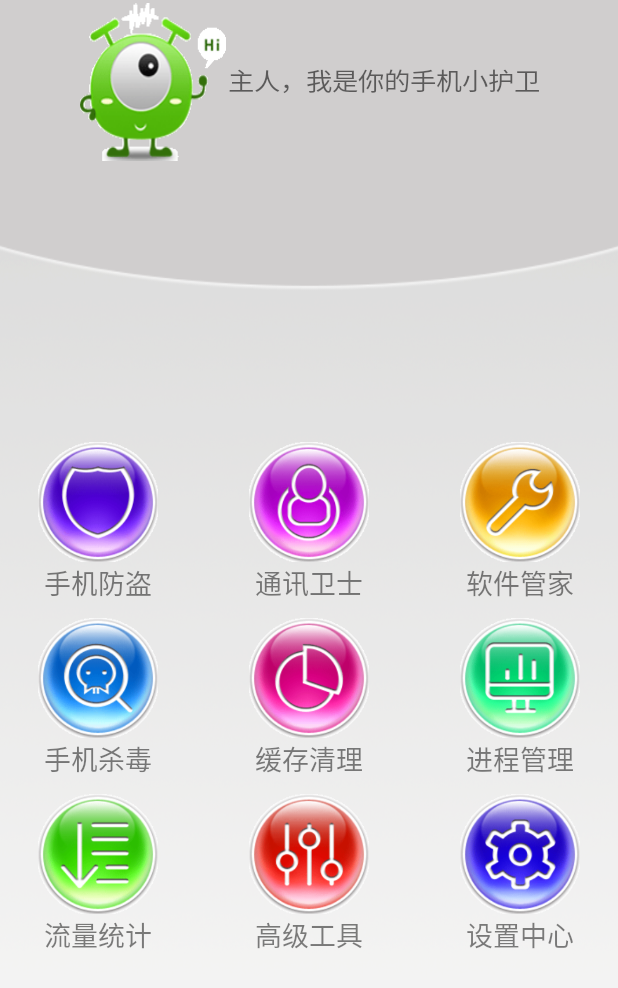
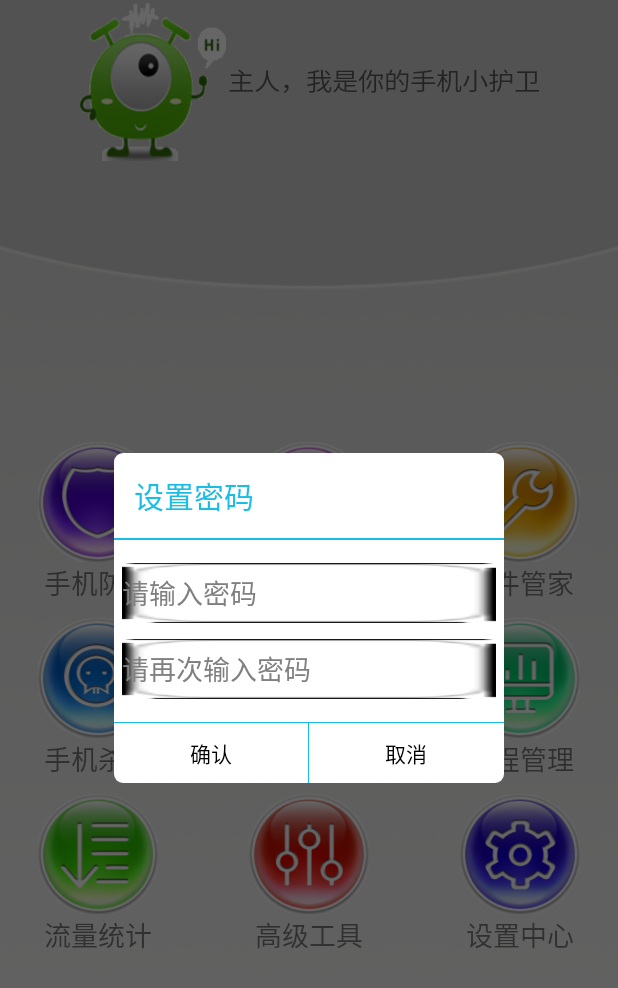
Before and after one commit to shadow757282839/MobileSafe, an Android app: the HomeActivity screen opened directly, with no data from a screen before it, after a tap on "手机防盗", on a phone screen of 412 x 824 dp. Shown: the top 988 px of the screen. Run offline under Robolectric (Android 15) with nearby library versions, the phone set to English and light mode, and no system bars.

Commit message:
手机防盗模块

```diff
--- a/app/src/main/java/cn/edu/gdmec/android/mobileguard/m1home/HomeActivity.java
+++ b/app/src/main/java/cn/edu/gdmec/android/mobileguard/m1home/HomeActivity.java
@@ -1,7 +1,9 @@
 package cn.edu.gdmec.android.mobileguard.m1home;
 
+import android.content.SharedPreferences;
 import android.support.v7.app.AppCompatActivity;
 import android.os.Bundle;
+import android.text.TextUtils;
 import android.view.KeyEvent;
 import android.view.View;
 import android.widget.AdapterView;
@@ -9,31 +11,46 @@
 import android.widget.Toast;
 
 import cn.edu.gdmec.android.mobileguard.m1home.adapter.HomeAdapter;
+import cn.edu.gdmec.android.mobileguard.m2theftguard.dialog.InterPasswordDialog;
+import cn.edu.gdmec.android.mobileguard.m2theftguard.dialog.SetupPasswordDialog;
+import cn.edu.gdmec.android.mobileguard.m2theftguard.utils.MD5Utils;
 
 
 public class HomeActivity extends AppCompatActivity {
     private GridView gv_home;
     private long mExitTime;
-
+    /** 存储手机防盗密码的sp**/
+    private SharedPreferences msharedPreferences;
     @Override
     protected void onCreate(Bundle savedInstanceState) {
         super.onCreate(savedInstanceState);
         setContentView(cn.edu.gdmec.android.mobileguard.R.layout.activity_home);
         getSupportActionBar().hide();
+        msharedPreferences = getSharedPreferences("config",MODE_PRIVATE);
         gv_home = (GridView) findViewById(cn.edu.gdmec.android.mobileguard.R.id.gv_home);
         gv_home.setAdapter(new HomeAdapter(HomeActivity.this));
         gv_home.setOnItemClickListener(new AdapterView.OnItemClickListener(){
 
             @Override
             public void onItemClick(AdapterView<?> adapterView, View view, int i, long l) {
+                System.out.print(i);
                 switch (i){
                     //有空再写
+                    case 0: //点击手机防盗
+                        if(isSetupPassword()){
+                            // 弹出输入密码对话框
+                            showInterpswdDialog();
+                        }else{
+                            // 淡出设置密码对话框
+                            showSetupPswdDialog();
+                        }
+                        break;
                 }
             }
         });
     }
     @Override
-public boolean onKeyDown(int keyCode, KeyEvent event){
+    public boolean onKeyDown(int keyCode, KeyEvent event){
     if(keyCode==KeyEvent.KEYCODE_BACK){
         if((System.currentTimeMillis()-mExitTime)<2000){
             System.exit(0);
@@ -45,4 +62,95 @@
     }
     return super.onKeyDown(keyCode,event);
     }
+
+    /**
+     * ** 弹出设置密码对话框 本方法需要完成“手机防盗模块” 之后才能用
+     */
+    private void showSetupPswdDialog(){
+    final SetupPasswordDialog setupPasswordDialog = new SetupPasswordDialog(HomeActivity.this);
+    setupPasswordDialog.setCallBack(new SetupPasswordDialog.MyCallBack(){
+        @Override
+        public void ok() {
+            String firstPwsd = setupPasswordDialog.mFirstPWDET.getText().toString().trim();
+            String affirmPwsd = setupPasswordDialog.mAffirmET.getText().toString().trim();
+            if (!TextUtils.isEmpty(firstPwsd) && !TextUtils.isEmpty(affirmPwsd)) {
+                if (firstPwsd.equals(affirmPwsd)) {
+                    //两次密码一致，存储密码
+                    savePswd(affirmPwsd);
+                    setupPasswordDialog.dismiss();
+                } else {
+                    Toast.makeText(HomeActivity.this, "两次密码不一致！", Toast.LENGTH_LONG).show();
+                }
+            } else {
+                Toast.makeText(HomeActivity.this, "密码不能为空！", Toast.LENGTH_LONG).show();
+            }
+        }
+        @Override
+        public void cancel() {
+            setupPasswordDialog.dismiss();
+        }
+    });
+    setupPasswordDialog.setCancelable(true);
+    setupPasswordDialog.show();
+    }
+    /**
+     * 弹出输入密码对话框
+     */
+    private void showInterpswdDialog(){
+        final String password = getPassword();
+        final InterPasswordDialog mInPswdDialog = new InterPasswordDialog(HomeActivity.this);
+        mInPswdDialog.setCallBack(new InterPasswordDialog.MyCallBack(){
+            @Override
+            public void confirm() {
+                if (TextUtils.isEmpty(mInPswdDialog.getPassword())){
+                    Toast.makeText(HomeActivity.this,"密码不能为空！",0).show();
+                }else if (password.equals(MD5Utils.encode(mInPswdDialog.getPassword()))){
+                    //进入防盗主界面
+                    mInPswdDialog.dismiss();
+                    //startActivity(LostFindActivity.class);
+                    Toast.makeText(HomeActivity.this,"可以进入手机防盗模块",Toast.LENGTH_LONG).show();
+                }else{
+                    //对话框消失，弹出Toast
+                    mInPswdDialog.dismiss();
+                    Toast.makeText(HomeActivity.this,"密码有误，请重新输入！",0).show();
+                }
+            }
+
+            @Override
+            public void cancel() {
+                mInPswdDialog.dismiss();
+            }
+        });
+        mInPswdDialog.setCancelable(true);
+        mInPswdDialog.show();
+    }
+    /**
+     * 保存密码
+     */
+    private void savePswd(String affirmPwsd){
+        SharedPreferences.Editor edit = msharedPreferences.edit();
+        //为了防止用户隐私被泄露，因此需要加密密码
+        edit.putString("PhoneAntiTheftPWD",MD5Utils.encode(affirmPwsd));
+        edit.commit();
+    }
+    /**
+     * 获取密码
+     */
+    private String getPassword(){
+        String password = msharedPreferences.getString("PhoneAntiTheftPWD",null);
+        if (TextUtils.isEmpty(password)){
+            return "";
+        }
+        return password;
+    }
+    /**
+     * 判断用户是否设置过手机防盗密码
+     */
+    private boolean isSetupPassword(){
+        String password = msharedPreferences.getString("PhoneAntiTheftPWD",null);
+        if (TextUtils.isEmpty(password)){
+            return false;
+        }
+        return true;
+    }
 }
--- /dev/null
+++ b/app/src/main/java/cn/edu/gdmec/android/mobileguard/m2theftguard/dialog/SetupPasswordDialog.java
@@ -0,0 +1,76 @@
+package cn.edu.gdmec.android.mobileguard.m2theftguard.dialog;
+
+import android.app.Dialog;
+import android.content.Context;
+import android.os.Bundle;
+import android.support.annotation.NonNull;
+import android.support.annotation.Nullable;
+import android.text.TextUtils;
+import android.view.View;
+import android.widget.EditText;
+import android.widget.TextView;
+
+import cn.edu.gdmec.android.mobileguard.R;
+
+/**
+ * Created by Z_er on 2017/10/13.
+ */
+
+public class SetupPasswordDialog extends Dialog implements View.OnClickListener {
+    /**标题栏**/
+    private TextView mTitleTV;
+    /**首次输入密码文本框**/
+    public EditText mFirstPWDET;
+    /**确认密码文本框**/
+    public EditText mAffirmET;
+    /**回调接口**/
+    private MyCallBack myCallBack;
+
+    @Override
+    protected void onCreate(Bundle savedInstanceState) {
+        setContentView(R.layout.setup_password_dialog);
+        super.onCreate(savedInstanceState);
+        initView();
+    }
+
+    public SetupPasswordDialog(@NonNull Context context){
+        super(context,R.style.dialog_custom);
+    }
+    /**初始化控件**/
+    private void initView(){
+        mTitleTV = (TextView) findViewById(R.id.tv_setuppwd_title);
+        mFirstPWDET = (EditText) findViewById(R.id.et_firstpwd);
+        mAffirmET = (EditText) findViewById(R.id.et_affirm_password);
+        findViewById(R.id.btn_ok).setOnClickListener(this);
+        findViewById(R.id.btn_cancel).setOnClickListener(this);
+    }
+    /**设置对话框标题栏
+     * @param title
+     * */
+    public void setTitle(String title) {
+        if (!TextUtils.isEmpty(title)){
+            mTitleTV.setText(title);
+        }
+    }
+    public void setCallBack(MyCallBack myCallBack) {
+        this.myCallBack = myCallBack;
+    }
+
+    @Override
+    public void onClick(View view) {
+        switch (view.getId()){
+            case R.id.btn_ok:
+                System.out.print("SetupPasswordDialog");
+                myCallBack.ok();
+                break;
+            case R.id.btn_cancel:
+                myCallBack.cancel();
+                break;
+        }
+    }
+
+    public interface MyCallBack{
+        void ok();
+        void cancel();
+    }
+}
--- /dev/null
+++ b/app/src/main/res/drawable/coner_bg_white.xml
@@ -0,0 +1,6 @@
+<?xml version="1.0" encoding="utf-8"?>
+<shape xmlns:android="http://schemas.android.com/apk/res/android">
+    <corners
+        android:radius="6.0dp"/>
+   <solid android:color="#ffffff"/>
+</shape>
--- /dev/null
+++ b/app/src/main/res/layout/setup_password_dialog.xml
@@ -0,0 +1,74 @@
+<?xml version="1.0" encoding="utf-8"?>
+<LinearLayout xmlns:android="http://schemas.android.com/apk/res/android"
+    android:orientation="vertical"
+    android:layout_width="260dp"
+    android:layout_height="220dp"
+    android:minHeight="150dp"
+    android:layout_gravity="center"
+    android:background="@drawable/coner_bg_white">
+
+    <TextView
+        android:id="@+id/tv_setuppwd_title"
+        android:layout_width="match_parent"
+        android:layout_height="wrap_content"
+        android:padding="8dp"
+        android:layout_margin="5dp"
+        android:textColor="#1ABDE6"
+        android:text="设置密码"
+        android:textSize="20sp"/>
+
+    <View
+        android:layout_width="match_parent"
+        android:layout_height="1.5px"
+        android:background="#1ABDE6"
+        android:layout_marginBottom="10dp"/>
+    <EditText
+        android:id="@+id/et_firstpwd"
+        android:layout_width="match_parent"
+        android:layout_height="40dp"
+        android:layout_margin="5dp"
+        android:inputType="textPassword"
+        android:hint="请输入密码"
+        android:background="@drawable/edit_normal" />
+    <EditText
+        android:id="@+id/et_affirm_password"
+        android:layout_width="match_parent"
+        android:layout_height="40dp"
+        android:layout_margin="5dp"
+        android:inputType="textPassword"
+        android:hint="请再次输入密码"
+        android:background="@drawable/edit_normal" />
+
+    <View
+        android:layout_width="match_parent"
+        android:layout_height="1.0px"
+        android:layout_marginTop="10dp"
+        android:background="#1ABDE6"/>
+
+    <LinearLayout
+        android:layout_width="match_parent"
+        android:layout_height="match_parent"
+        android:orientation="horizontal"
+        android:gravity="center">
+        <Button
+            android:id="@+id/btn_ok"
+            android:layout_width="0dp"
+            android:layout_height="wrap_content"
+            android:layout_weight="1"
+            android:text="确认"
+            android:background="@android:color/white"/>
+        <View
+            android:layout_width="1.0px"
+            android:layout_height="match_parent"
+            android:background="#1ABDE6"/>
+        <Button
+            android:id="@+id/btn_cancel"
+            android:layout_width="0dp"
+            android:layout_height="wrap_content"
+            android:layout_weight="1"
+            android:text="取消"
+            android:background="@android:color/white"/>
+
+    </LinearLayout>
+
+</LinearLayout>
--- a/app/src/main/res/values/styles.xml
+++ b/app/src/main/res/values/styles.xml
@@ -7,5 +7,10 @@
         <item name="colorPrimaryDark">@color/colorPrimaryDark</item>
         <item name="colorAccent">@color/colorAccent</item>
     </style>
-
+    <style name="dialog_custom" parent="android:style/Theme.Dialog">
+        <item name="android:windowFrame"> @null</item>
+        <item name="android:windowNoTitle"> true</item>
+        <item name="android:background"> #00000000</item>
+        <item name="android:windowBackground"> @android:color/transparent</item>
+    </style>
 </resources>
```
Also changed, not shown: app/src/main/java/cn/edu/gdmec/android/mobileguard/m2theftguard/dialog/InterPasswordDialog.java (added, +86 -0 lines), app/src/main/java/cn/edu/gdmec/android/mobileguard/m2theftguard/utils/MD5Utils.java (added, +36 -0 lines), app/src/main/res/layout/inter_password_dialog.xml (added, +62 -0 lines), app/src/main/res/drawable/edit_normal.png (added).
